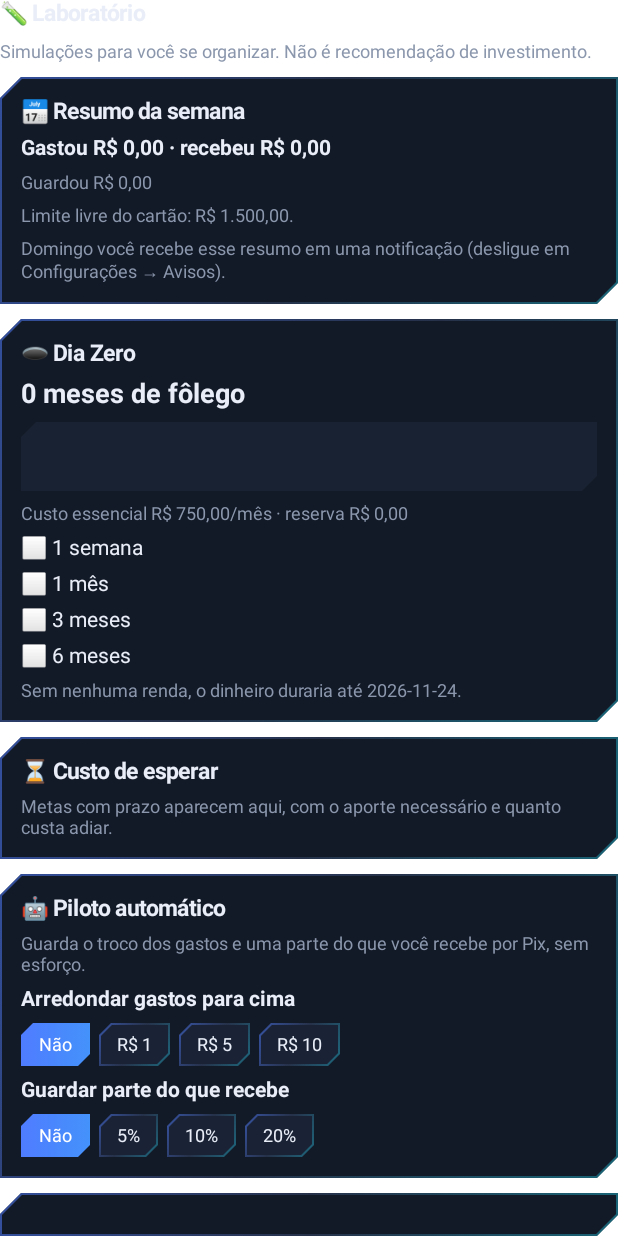
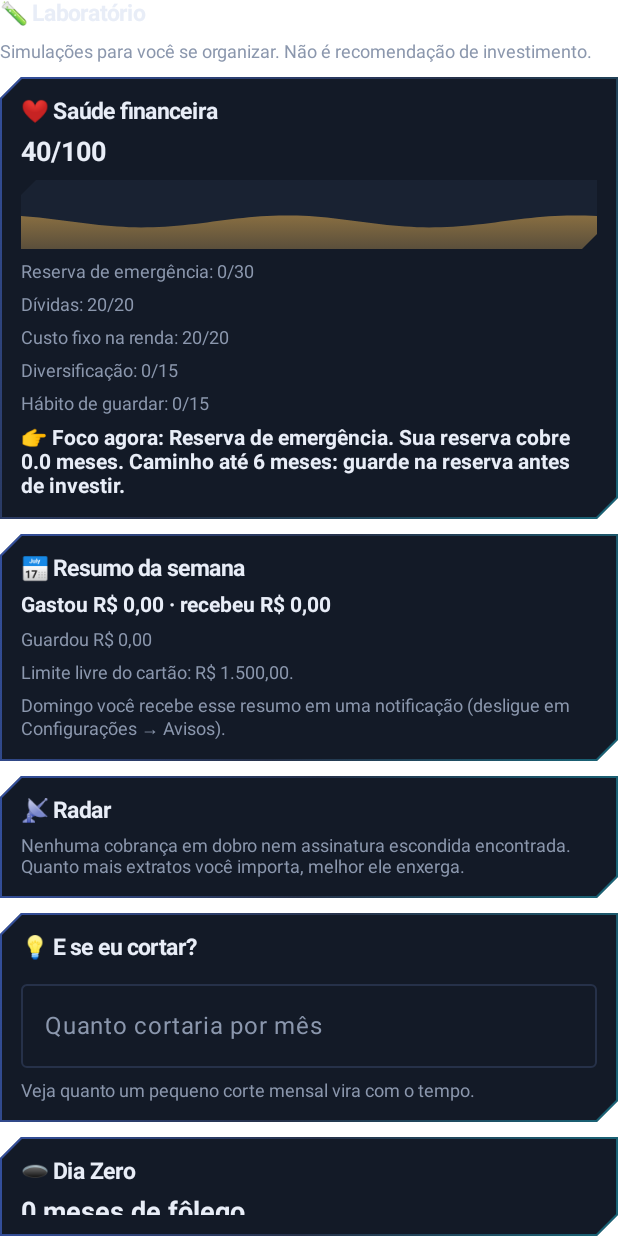
Before and after one commit to matheusalmeidaeca/meu-banco-kotlin, an Android app built with Jetpack Compose: the composable LabScreen shown on its own in the app's theme, on a phone screen of 412 x 824 dp. Run offline under Robolectric (Android 15) with nearby library versions, the phone set to English and light mode, and no system bars; 1 statement that could not run was skipped.

Commit message:
Saúde financeira, radar e e se eu cortar

```diff
--- /dev/null
+++ b/app/src/main/java/com/meubanco/patrimonio/domain/Brain.kt
@@ -0,0 +1,85 @@
+package com.meubanco.patrimonio.domain
+
+/* ============================================================
+   Cérebro financeiro: nota de saúde, próximo melhor passo, cobranças repetidas,
+   possíveis assinaturas escondidas e simulação "e se eu cortar?".
+   Tudo calculado no aparelho, sem enviar nada para fora.
+   ============================================================ */
+
+class ScorePart(val label: String, val pts: Double, val max: Double, val tip: String)
+class HealthScore(val total: Int, val parts: List<ScorePart>, val nextStep: String)
+
+fun healthScore(s: AppState): HealthScore {
+    val income = try { estimatedMonthlyIncome(s) } catch (e: Exception) { 0.0 }
+    val essential = essentialMonthlyCost(s)
+    val parts = mutableListOf<ScorePart>()
+
+    val months = runway(s).months ?: 0.0
+    parts += ScorePart("Reserva de emergência", Math.min(30.0, months / 6.0 * 30.0), 30.0,
+        if (months >= 6) "Reserva completa." else "Sua reserva cobre ${Math.round(months * 10) / 10.0} meses. Caminho até 6 meses: guarde na reserva antes de investir.")
+
+    val debtTotal = s.debts.sumOf { it.balance }
+    val debtPts = if (debtTotal <= 0.0) 20.0 else if (income > 0) Math.max(0.0, 20.0 * (1 - Math.min(1.0, debtTotal / (income * 6)))) else 0.0
+    parts += ScorePart("Dívidas", debtPts, 20.0, if (debtTotal <= 0) "Sem dívidas." else "Você deve ${formatBRL(debtTotal)}. Quitar primeiro as de juros mais altos.")
+
+    val ratio = if (income > 0) essential / income else null
+    val fixPts = if (ratio == null) 0.0 else if (ratio <= 0.5) 20.0 else Math.max(0.0, 20.0 * (1 - (ratio - 0.5) / 0.5))
+    parts += ScorePart("Custo fixo na renda", fixPts, 20.0, if (ratio == null) "Informe sua renda para medir." else "Seus custos fixos usam ${Math.round(ratio * 100)}% da renda. O ideal é até 50%.")
+
+    val conc = concentration(s)
+    parts += ScorePart("Diversificação", (conc?.score ?: 0) * 0.15, 15.0, if (conc == null) "Sem investimentos ainda. Comece pequeno e distribuído." else conc.alerts.first())
+
+    var habit = 0.0
+    if (s.reserves.any { it.monthlyContribution > 0 }) habit += 5
+    if (s.goals.any { !it.completed && it.monthly > 0 }) habit += 5
+    if ((s.settings.autoRoundStep > 0 && s.settings.autoRoundTarget.isNotBlank()) || (s.settings.autoSavePct > 0 && s.settings.autoSaveTarget.isNotBlank())) habit += 5
+    parts += ScorePart("Hábito de guardar", habit, 15.0, if (habit >= 15) "Você guarda de forma automática e constante." else "Ative aportes mensais e o piloto automático (Laboratório) para guardar sem pensar.")
+
+    val total = Math.round(parts.sumOf { it.pts }).toInt().coerceIn(0, 100)
+    val worst = parts.minByOrNull { it.pts / it.max }
+    val next = if (worst == null || worst.pts >= worst.max - 0.01) "Tudo em ordem. Mantenha o ritmo e revise a cada mês." else "Foco agora: ${worst.label}. ${worst.tip}"
+    return HealthScore(total, parts, next)
+}
+
+/* ---------- Cobranças em dobro ---------- */
+
+class DupCharge(val label: String, val amount: Double, val dateA: String, val dateB: String)
+
+fun duplicateCharges(s: AppState, lookbackDays: Int = 30): List<DupCharge> {
+    val from = addDaysISO(AppClock.todayISO(), -lookbackDays)
+    val spend = s.history.filter { it.amount < 0 && it.type in setOf("gastolivre", "cartao", "pix") && it.ts.length >= 10 && it.ts.substring(0, 10) >= from }
+    val out = mutableListOf<DupCharge>()
+    spend.groupBy { merchantKey(it.label.substringAfter("—").substringAfter("-")) + "|" + Math.round(it.amount * 100) }.forEach { (k, v) ->
+        if (k.startsWith("|") || v.size < 2) return@forEach
+        val d = v.map { it.ts.substring(0, 10) }.sorted()
+        for (i in 1 until d.size) if (Math.abs(daysBetweenISO(d[i - 1], d[i])) <= 3) { out += DupCharge(v.first().label, -v.first().amount, d[i - 1], d[i]); break }
+    }
+    return out
+}
+
+/* ---------- Possíveis assinaturas escondidas ---------- */
+
+class Recurring(val name: String, val avg: Double, val months: Int, val day: Int)
+
+fun recurringCharges(s: AppState): List<Recurring> {
+    val known = s.subscriptions.map { merchantKey(it.name) }.toSet()
+    val spend = s.history.filter { it.amount < 0 && it.type in setOf("gastolivre", "cartao") && it.ts.length >= 10 }
+    return spend.groupBy { merchantKey(it.label.substringAfter("—").substringAfter(":")) }.mapNotNull { (k, v) ->
+        if (k.isBlank() || k in known) return@mapNotNull null
+        val byMonth = v.groupBy { it.ts.substring(0, 7) }
+        if (byMonth.size < 2) return@mapNotNull null
+        val monthly = byMonth.values.map { m -> m.sumOf { -it.amount } }
+        val avg = monthly.average()
+        if (monthly.any { Math.abs(it - avg) > avg * 0.15 }) return@mapNotNull null
+        Recurring(k.split(" ").joinToString(" ") { w -> w.replaceFirstChar { it.uppercase() } }, round2(avg), byMonth.size, v.maxByOrNull { it.ts }!!.ts.substring(8, 10).toIntOrNull() ?: 1)
+    }.sortedByDescending { it.avg }
+}
+
+/* ---------- E se eu cortar? ---------- */
+
+/** Quanto vira cortar [monthly] por mês durante [years] anos, investindo a [annualPct]% ao ano. */
+fun whatIfCut(monthly: Double, years: Int, annualPct: Double): Double {
+    if (monthly <= 0 || years <= 0) return 0.0
+    val n = years * 12; val i = annualPct / 100 / 12
+    return round2(if (i > 0) monthly * (Math.pow(1 + i, n.toDouble()) - 1) / i else monthly * n)
+}
--- a/app/src/main/java/com/meubanco/patrimonio/ui/LabScreen.kt
+++ b/app/src/main/java/com/meubanco/patrimonio/ui/LabScreen.kt
@@ -14,7 +14,45 @@ fun LabScreen() {
     Column(verticalArrangement = Arrangement.spacedBy(10.dp)) {
         H2("🧪 Laboratório")
         Muted("Simulações para você se organizar. Não é recomendação de investimento.")
-        WeekCard(s); RunwayCard(s); GoalsCard(s); AutoCard(s); AporteCard(s); StressCard(s); ConcCard(s)
+        ScoreCard(s); WeekCard(s); RadarCard(s); WhatIfCard(); RunwayCard(s); GoalsCard(s); AutoCard(s); AporteCard(s); StressCard(s); ConcCard(s)
+    }
+}
+
+@Composable
+private fun ScoreCard(s: AppState) {
+    val h = healthScore(s)
+    Card {
+        H2("❤️ Saúde financeira")
+        Txt("${h.total}/100", bold = true, style = T.title)
+        LiquidPot(h.total / 100.0, if (h.total >= 70) P.green else if (h.total >= 40) P.gold else P.red)
+        h.parts.forEach { Muted("${it.label}: ${Math.round(it.pts)}/${Math.round(it.max)}") }
+        Txt("👉 " + h.nextStep, bold = true)
+    }
+}
+
+@Composable
+private fun RadarCard(s: AppState) {
+    val dups = duplicateCharges(s); val rec = recurringCharges(s)
+    Card {
+        H2("📡 Radar")
+        if (dups.isEmpty() && rec.isEmpty()) { Muted("Nenhuma cobrança em dobro nem assinatura escondida encontrada. Quanto mais extratos você importa, melhor ele enxerga."); return@Card }
+        dups.forEach { Txt("⚠️ Possível cobrança em dobro: ${it.label} (${formatBRL(it.amount)}) em ${it.dateA} e ${it.dateB}") }
+        rec.take(5).forEach { r ->
+            Txt("🔁 ${r.name}: ${formatBRL(r.avg)} todo mês (${r.months} meses seguidos)", bold = true)
+            GhostButton("Cadastrar como assinatura") { Store.mutate { st -> addSubscription(st, r.name, r.avg, r.day, "Outro") } }
+        }
+    }
+}
+
+@Composable
+private fun WhatIfCard() {
+    var v by remember { mutableStateOf<Double?>(null) }
+    Card {
+        H2("💡 E se eu cortar?")
+        NumField(v, { v = it }, "Quanto cortaria por mês", suffix = "R$")
+        val m = v ?: 0.0
+        if (m > 0) listOf(1, 5, 10).forEach { y -> Muted("Em $y ano(s): ${formatBRL(whatIfCut(m, y, 0.0))} guardados, ou ${formatBRL(whatIfCut(m, y, 8.0))} investindo a 8% ao ano.") }
+        else Muted("Veja quanto um pequeno corte mensal vira com o tempo.")
     }
 }
 
```
Also changed, not shown: 1 other file.
